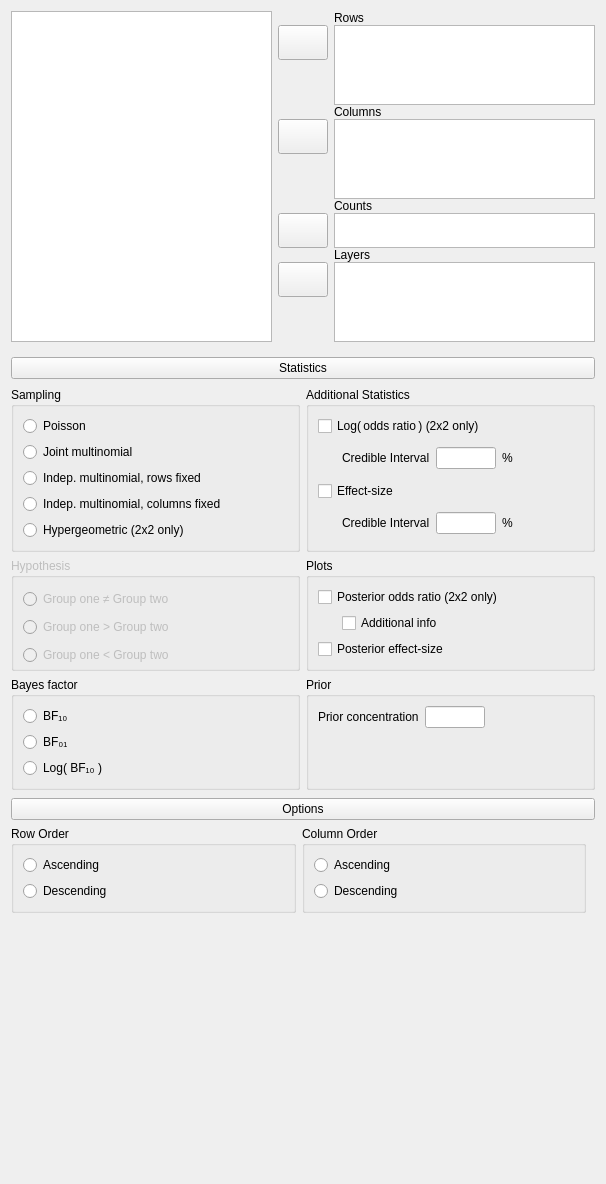
Qt form JASP-Desktop/analysisforms/contingencytablesbayesianform.ui (jasp-stats/jasp-desktop) before a commit.
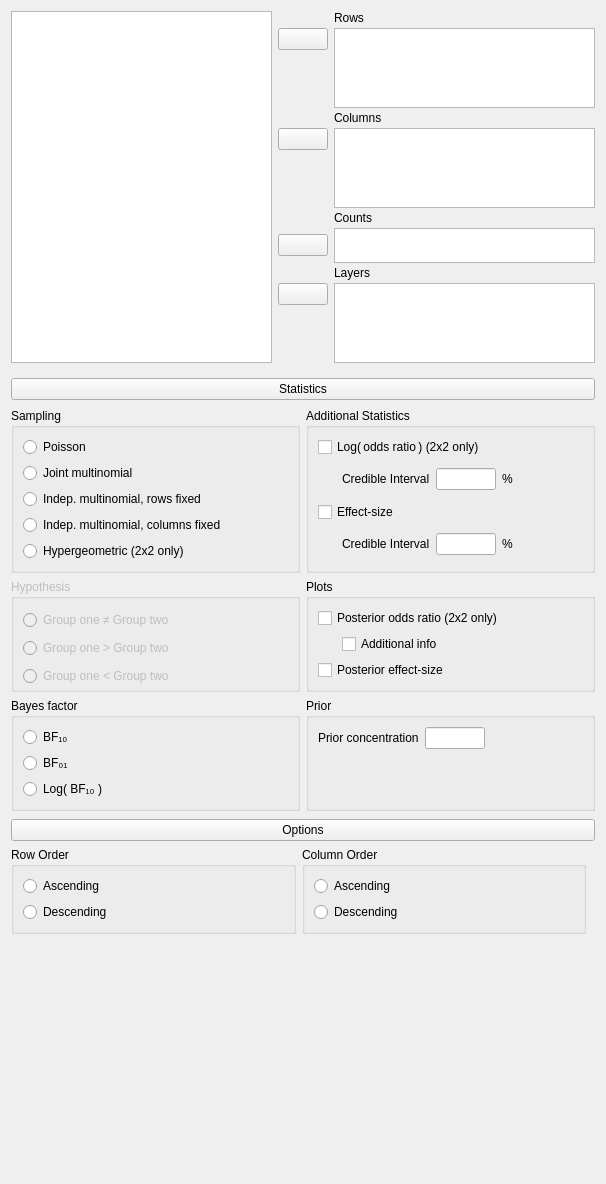
The same form after that commit. Custom widgets are drawn as their Qt base class.

```diff
--- a/JASP-Desktop/analysisforms/contingencytablesbayesianform.ui
+++ b/JASP-Desktop/analysisforms/contingencytablesbayesianform.ui
@@ -42,7 +42,7 @@
        <number>0</number>
       </property>
       <property name="verticalSpacing">
-       <number>0</number>
+       <number>3</number>
       </property>
       <item row="3" column="2">
        <widget class="QLabel" name="label_3">
@@ -62,13 +62,13 @@
         <property name="minimumSize">
          <size>
           <width>50</width>
-          <height>35</height>
+          <height>0</height>
          </size>
         </property>
         <property name="maximumSize">
          <size>
           <width>50</width>
-          <height>35</height>
+          <height>16777215</height>
          </size>
         </property>
         <property name="text">
@@ -144,13 +144,13 @@
         <property name="minimumSize">
          <size>
           <width>50</width>
-          <height>35</height>
+          <height>0</height>
          </size>
         </property>
         <property name="maximumSize">
          <size>
           <width>50</width>
-          <height>35</height>
+          <height>16777215</height>
          </size>
         </property>
         <property name="text">
@@ -183,13 +183,13 @@
         <property name="minimumSize">
          <size>
           <width>50</width>
-          <height>35</height>
+          <height>0</height>
          </size>
         </property>
         <property name="maximumSize">
          <size>
           <width>50</width>
-          <height>35</height>
+          <height>16777215</height>
          </size>
         </property>
         <property name="text">
@@ -246,13 +246,13 @@
         <property name="minimumSize">
          <size>
           <width>50</width>
-          <height>35</height>
+          <height>0</height>
          </size>
         </property>
         <property name="maximumSize">
          <size>
           <width>50</width>
-          <height>35</height>
+          <height>16777215</height>
          </size>
         </property>
         <property name="text">
```
